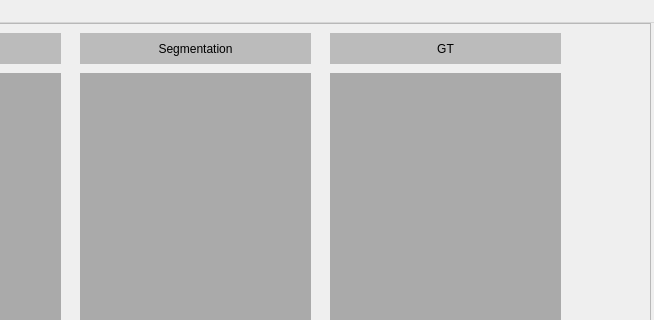
This is qt/ui/mainUI4Col.ui in steeveen/stevenUI as Qt 5 draws it before an edit; both pictures show x 480 to 1134 and y 0 to 320 of the 1134 by 760 pixel window. The edited form follows.
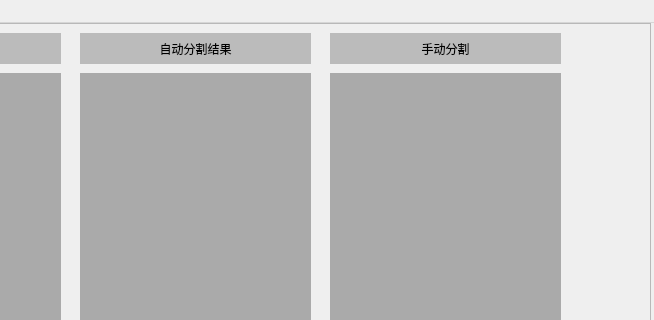
This is the edited form.

Diff of the .ui file:
```diff
--- a/qt/ui/mainUI4Col.ui
+++ b/qt/ui/mainUI4Col.ui
@@ -80,7 +80,7 @@
       <string notr="true">background-color:#bbbbbb</string>
      </property>
      <property name="text">
-      <string>Segmentation</string>
+      <string>自动分割结果</string>
      </property>
      <property name="alignment">
       <set>Qt::AlignCenter</set>
@@ -731,7 +731,7 @@
       <string notr="true">background-color:#bbbbbb</string>
      </property>
      <property name="text">
-      <string>GT</string>
+      <string>手动分割</string>
      </property>
      <property name="alignment">
       <set>Qt::AlignCenter</set>
```
Left out of the diff: 11 changed lines with no effect on the pictures.
